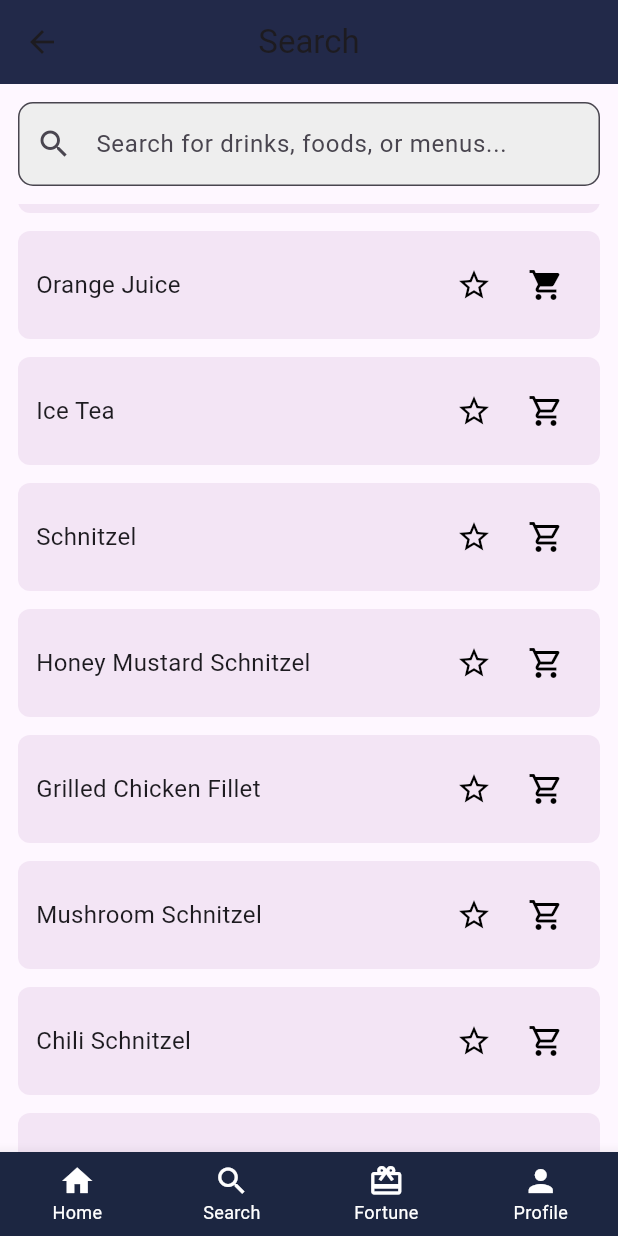
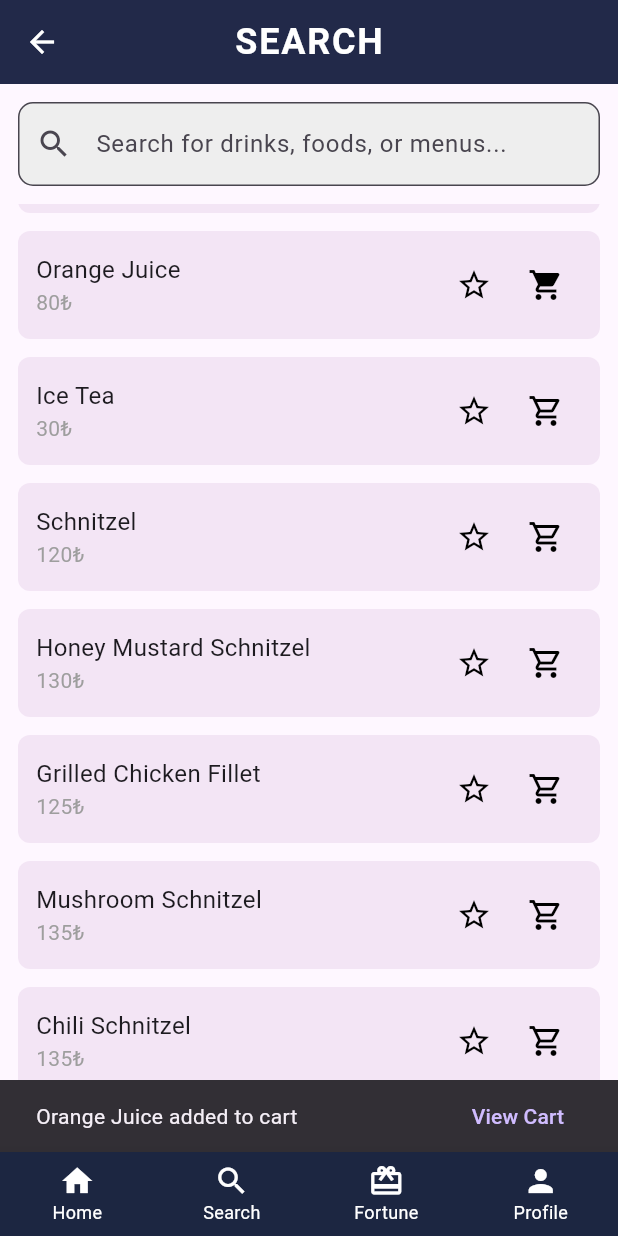
Before and after one commit to umutcanc7/CS310Project, a Flutter app: the HomeScreen screen opened by its route, item 2 of the bottom bar chosen, scrolled down 576 dp, after a tap on the "shopping cart" icon, on a phone screen of 412 x 824 dp. Run offline on Flutter 3.47's test engine with Material 3 defaults, Android fonts, the phone set to English and light mode, and no system bars; our stand-ins replace email_validator.

Commit message:
UI updates and some functional repairs

```diff
--- /dev/null
+++ b/lib/app_styles.dart
@@ -0,0 +1,36 @@
+import 'package:flutter/material.dart';
+
+class AppStyles {
+  static const Color primaryColor = Color(0xFF1C2641);
+
+  static AppBar buildAppBar({
+    required String title,
+    required BuildContext context,
+    bool showBackButton = true,
+  }) {
+    return AppBar(
+      backgroundColor: primaryColor,
+      elevation: 5,
+      centerTitle: true,
+      leading: showBackButton
+          ? IconButton(
+              icon: const Icon(
+                Icons.arrow_back,
+                color: Colors.white,
+                size: 24,
+              ),
+              onPressed: () => Navigator.pop(context),
+            )
+          : null,
+      title: Text(
+        title.toUpperCase(),
+        style: const TextStyle(
+          color: Colors.white,
+          fontSize: 24,
+          fontWeight: FontWeight.bold,
+          letterSpacing: 1.2,
+        ),
+      ),
+    );
+  }
+}
--- a/lib/main.dart
+++ b/lib/main.dart
@@ -4,6 +4,7 @@ import 'package:email_validator/email_validator.dart';
 import 'package:flutter/services.dart';
 import 'dart:io' show Platform;
 import 'package:flutter/cupertino.dart';
+import 'app_styles.dart';
 
 // Cart Service to manage cart state
 class CartService {
@@ -40,7 +41,7 @@ void main (){
   runApp(MaterialApp(
     debugShowCheckedModeBanner: false,
     title: "Project phase 2",
-    initialRoute: "/Profile",
+    initialRoute: "/Login",
     routes:{
       "/Login":(context) => LoginScreen(), //1
       "/Register" :(context)=>RegisterScreen(), //2
@@ -49,7 +50,7 @@ void main (){
 
       "/Fortune" :(context)=> FortuneScreen(), //4
       "/Profile":(context)=> ProfileScreen(), //5
-      "/Search" :(context)=>SearchScreen(), //6
+      "/Search" :(context) =>SearchScreen(), //6
 
 
       "/Restaurant":(context) => RestaurantScreen() , // 7
@@ -69,10 +70,17 @@ class HomeScreen extends StatelessWidget {
   Widget build(BuildContext context) {
     return Scaffold(
       backgroundColor: Colors.white,
-      body: Column(
+      appBar: AppBar(
+        backgroundColor: const Color(0xFF1C2641),
+        elevation: 0,
+        toolbarHeight: 0,
+      ),
+      body: SafeArea(
+        child: Column(
           children: [
             Container(
-            padding: const EdgeInsets.all(20),
+              width: double.infinity,
+              padding: const EdgeInsets.all(24),
               decoration: const BoxDecoration(
                 color: Color(0xFF1C2641),
                 borderRadius: BorderRadius.only(
@@ -82,46 +90,78 @@ class HomeScreen extends StatelessWidget {
               ),
               child: Row(
                 children: [
-                Image.asset(
-                  'assets/sepet.jpg', // Logoyu buraya koymalısın
-                  width: 100,
-                ),
-                const SizedBox(width: 10),
-                Column(
+                  ClipRRect(
+                    borderRadius: BorderRadius.circular(15),
+                    child: Image.asset(
+                      'assets/sepet.jpg',
+                      width: 80,
+                      height: 80,
+                      fit: BoxFit.cover,
+                    ),
+                  ),
+                  const SizedBox(width: 16),
+                  const Column(
                     crossAxisAlignment: CrossAxisAlignment.start,
-                  children: const [
+                    children: [
                       Text(
                         'SABANCI SEPETİ',
                         style: TextStyle(
                           color: Colors.white,
-                        fontSize: 20,
+                          fontSize: 24,
                           fontWeight: FontWeight.bold,
-                      ),
-                    ),
+                          letterSpacing: 1,
+                        ),
+                      ),
+                      SizedBox(height: 4),
                       Text(
                         'Order. Eat. Repeat!',
                         style: TextStyle(
                           color: Colors.white,
-                        fontSize: 12,
-                      ),
-                    ),
-                  ],
-                ),
-              ],
-            ),
-          ),
-          const SizedBox(height: 30),
+                          fontSize: 16,
+                        ),
+                      ),
+                    ],
+                  ),
+                ],
+              ),
+            ),
+            Expanded(
+              child: Padding(
+                padding: const EdgeInsets.all(16.0),
+                child: Column(
+                  mainAxisAlignment: MainAxisAlignment.center,
+                  children: [
                     buildNavigationButton(context, 'RESTAURANTS', '/Restaurant'),
                     buildNavigationButton(context, 'FAVOURITES', '/Favourites'),
                     buildNavigationButton(context, 'ORDER STATUS', '/OrderStatus'),
                   ],
                 ),
+              ),
+            ),
+          ],
+        ),
+      ),
+      floatingActionButton: Container(
+        margin: const EdgeInsets.only(bottom: 16.0), // Navigation bar'dan uzaklık
+        child: FloatingActionButton(
+          onPressed: () => Navigator.pushNamed(context, '/Sepet'),
+          backgroundColor: const Color(0xFF1C2641),
+          shape: RoundedRectangleBorder(
+            borderRadius: BorderRadius.circular(15),
+            side: const BorderSide(color: Colors.white, width: 2),
+          ),
+          child: const Icon(
+            Icons.shopping_cart,
+            color: Colors.white,
+            size: 28,
+          ),
+        ),
+      ),
       bottomNavigationBar: CustomNavBar(
-        currentIndexx: 3,
+        currentIndexx: 0,
         onTap: (index) {
           switch (index) {
             case 0:
-
               break;
             case 1:
               Navigator.pushNamed(context, "/Search");
@@ -140,7 +180,7 @@ class HomeScreen extends StatelessWidget {
 
   Widget buildNavigationButton(BuildContext context, String label, String routeName) {
     return Padding(
-      padding: const EdgeInsets.symmetric(horizontal: 20, vertical: 10),
+      padding: const EdgeInsets.symmetric(vertical: 10),
       child: ElevatedButton(
         onPressed: () {
           Navigator.pushNamed(context, routeName);
@@ -192,11 +232,10 @@ class _ProfileScreen extends State<ProfileScreen> {
   Widget build(BuildContext context) {
     return Scaffold(
       resizeToAvoidBottomInset: true,
-      appBar: AppBar(
-        title: const Text("PROFILE", style: TextStyle(letterSpacing: 2.0, fontSize: 30, fontWeight: FontWeight.bold, color: Colors.white)),
-        centerTitle: false,
-        elevation: 20,
-        backgroundColor: const Color.fromARGB(255, 37, 57, 170),
+      appBar: AppStyles.buildAppBar(
+        title: "PROFILE",
+        context: context,
+        showBackButton: true,
       ),
       body: SingleChildScrollView(
         padding: const EdgeInsets.all(30),
@@ -870,19 +909,9 @@ class _FortuneScreen extends State<FortuneScreen> {
   @override
   Widget build(BuildContext context) {
     return Scaffold(
-      appBar: AppBar(
-        title: const Text(
-          "Fortune",
-          style: TextStyle(
-            fontWeight: FontWeight.bold,
-            letterSpacing: 1.2,
-            fontSize: 24,
-            color: Colors.white,
-          ),
-        ),
-        centerTitle: true,
-        backgroundColor: Colors.deepPurple,
-        elevation: 5,
+      appBar: AppStyles.buildAppBar(
+        title: "Fortune",
+        context: context,
       ),
       body: SingleChildScrollView(
         child: Column(
@@ -1030,10 +1059,10 @@ class _SearchScreenState extends State<SearchScreen> {
   @override
   Widget build(BuildContext context) {
     return Scaffold(
-      appBar: AppBar(
-        title: const Text("Search"),
-        backgroundColor: const Color(0xFF1C2641),
-        centerTitle: true,
+      appBar: AppStyles.buildAppBar(
+        title: "Search",
+        context: context,
+        showBackButton: true,
       ),
       body: Column(
         children: [
@@ -1057,7 +1086,7 @@ class _SearchScreenState extends State<SearchScreen> {
               itemBuilder: (context, index) {
                 final item = results[index];
                 final bool isFavorite = item["isFavorite"] ?? false;
-                final bool inCart = item["inCart"] ?? false;
+                final bool inCart = CartService().cartItems.any((cartItem) => cartItem["name"] == item["name"]);
 
                 return Container(
                   margin: const EdgeInsets.symmetric(horizontal: 12, vertical: 6),
@@ -1070,7 +1099,13 @@ class _SearchScreenState extends State<SearchScreen> {
                     children: [
                       Expanded(
                         flex: 3,
-                        child: Text(item["name"], style: const TextStyle(fontSize: 16)),
+                        child: Column(
+                          crossAxisAlignment: CrossAxisAlignment.start,
+                          children: [
+                            Text(item["name"], style: const TextStyle(fontSize: 16)),
+                            Text("${item["price"]}₺", style: const TextStyle(fontSize: 14, color: Colors.grey)),
+                          ],
+                        ),
                       ),
                       IconButton(
                         icon: Icon(
@@ -1090,7 +1125,23 @@ class _SearchScreenState extends State<SearchScreen> {
                         ),
                         onPressed: () {
                           setState(() {
-                            item["inCart"] = !inCart;
+                            if (inCart) {
+                              CartService().removeFromCart(item["name"]);
+                            } else {
+                              CartService().addToCart(item);
+                              ScaffoldMessenger.of(context).showSnackBar(
+                                SnackBar(
+                                  content: Text("${item["name"]} added to cart"),
+                                  duration: const Duration(seconds: 2),
+                                  action: SnackBarAction(
+                                    label: 'View Cart',
+                                    onPressed: () {
+                                      Navigator.pushNamed(context, '/Sepet');
+                                    },
+                                  ),
+                                ),
+                              );
+                            }
                           });
                         },
                       ),
@@ -1132,20 +1183,9 @@ class RestaurantScreen extends StatelessWidget {
   @override
   Widget build(BuildContext context) {
     return Scaffold(
-      appBar: AppBar(
-        backgroundColor: const Color(0xFF1C2641),
-        leading: IconButton(
-          icon: const Icon(Icons.arrow_back, color: Colors.white),
-          onPressed: () => Navigator.pop(context),
-        ),
-        title: const Text(
-          'Restaurants',
-          style: TextStyle(
-            fontWeight: FontWeight.bold,
-            color: Colors.white,
-          ),
-        ),
-        centerTitle: true,
+      appBar: AppStyles.buildAppBar(
+        title: "Restaurants",
+        context: context,
       ),
       body: Padding(
         padding: const EdgeInsets.all(16.0),
@@ -1157,11 +1197,11 @@ class RestaurantScreen extends StatelessWidget {
             buildRestaurantCard(
               context,
               'assets/kucukev.jpg',
-              '/Menu', // yönlendirilecek route
+              '/Menu',
             ),
             buildRestaurantCard(
               context,
-              'assets/pizzabulls.jpg',
+              'https://scontent.fsaw1-14.fna.fbcdn.net/v/t39.30808-6/348269659_1862302194151632_6051998388861171833_n.png?_nc_cat=109&ccb=1-7&_nc_sid=6ee11a&_nc_ohc=A1AXjzfWY9EQ7kNvwF1nfA8&_nc_oc=Adna80dRsrq-fTyGhgVU58jFEaZXMDRE5iHTeVfBIUlJEN41DsQllmuqLbavLuCckq4&_nc_zt=23&_nc_ht=scontent.fsaw1-14.fna&_nc_gid=QegW7_dRgahPIqHu9A7-RQ&oh=00_AfFhkuozUvUxBvBty3wpcR9sFQShgAoP-O-DwWnU6wAJ3w&oe=6809CB65',
               '/Menu',
             ),
             buildRestaurantCard(
@@ -1204,7 +1244,14 @@ class RestaurantScreen extends StatelessWidget {
       ),
       child: ClipRRect(
         borderRadius: BorderRadius.circular(16),
-        child: Image.asset(
+        child: imagePath.startsWith('http')
+            ? Image.network(
+                imagePath,
+                fit: BoxFit.cover,
+                height: double.infinity,
+                width: double.infinity,
+              )
+            : Image.asset(
                 imagePath,
                 fit: BoxFit.cover,
                 height: double.infinity,
@@ -1265,17 +1312,9 @@ class _MenuScreenState extends State<MenuScreen> {
     return SafeArea(
       child: Scaffold(
         backgroundColor: Colors.white,
-        appBar: AppBar(
-          title: const Text(
-            "Menu",
-            style: TextStyle(fontWeight: FontWeight.bold, fontSize: 20, color: Colors.white),
-          ),
-          leading: IconButton(
-            icon: const Icon(Icons.arrow_back, color: Colors.white),
-            onPressed: () => Navigator.pop(context),
-          ),
-          centerTitle: true,
-          backgroundColor: const Color(0xFF1C2641),
+        appBar: AppStyles.buildAppBar(
+          title: "Menu",
+          context: context,
         ),
         body: Column(
           children: [
@@ -1458,20 +1497,9 @@ class _SepetScreenState extends State<SepetScreen> {
   @override
   Widget build(BuildContext context) {
     return Scaffold(
-      appBar: AppBar(
-        backgroundColor: const Color(0xFF1C2641),
-        leading: IconButton(
-          icon: const Icon(Icons.arrow_back, color: Colors.white),
-          onPressed: () => Navigator.pop(context),
-        ),
-        title: const Text(
-          'Your Cart',
-          style: TextStyle(
-            color: Colors.white,
-            fontWeight: FontWeight.bold,
-          ),
-        ),
-        centerTitle: true,
+      appBar: AppStyles.buildAppBar(
+        title: "Your Cart",
+        context: context,
       ),
       body: Column(
         children: [
@@ -1684,20 +1712,9 @@ class _DeliveryInfoScreen extends State<DeliveryInfoScreen> {
   @override
   Widget build(BuildContext context) {
     return Scaffold(
-      appBar: AppBar(
-        backgroundColor: const Color(0xFF1C2641),
-        leading: IconButton(
-          icon: const Icon(Icons.arrow_back, color: Colors.white),
-          onPressed: () => Navigator.pop(context),
-        ),
-        title: const Text(
-          'Delivery Information',
-          style: TextStyle(
-            color: Colors.white,
-            fontWeight: FontWeight.bold,
-          ),
-        ),
-        centerTitle: true,
+      appBar: AppStyles.buildAppBar(
+        title: "Delivery Information",
+        context: context,
       ),
       body: Padding(
         padding: const EdgeInsets.all(16.0),
@@ -1856,20 +1873,9 @@ class _OrderStatusScreen extends State<OrderStatusScreen> {
   @override
   Widget build(BuildContext context) {
     return Scaffold(
-      appBar: AppBar(
-        backgroundColor: const Color(0xFF1C2641),
-        leading: IconButton(
-          icon: const Icon(Icons.arrow_back, color: Colors.white),
-          onPressed: () => Navigator.pop(context),
-        ),
-        title: const Text(
-          'ORDER STATUS',
-          style: TextStyle(
-            color: Colors.white,
-            fontWeight: FontWeight.bold,
-          ),
-        ),
-        centerTitle: true,
+      appBar: AppStyles.buildAppBar(
+        title: "ORDER STATUS",
+        context: context,
       ),
       body: SingleChildScrollView(
         child: Column(
@@ -2097,20 +2103,9 @@ class _ReviewScreen extends State<ReviewScreen> {
   @override
   Widget build(BuildContext context) {
     return Scaffold(
-      appBar: AppBar(
-        backgroundColor: const Color(0xFF1C2641),
-        leading: IconButton(
-          icon: const Icon(Icons.arrow_back, color: Colors.white),
-          onPressed: () => Navigator.pop(context),
-        ),
-        title: const Text(
-          'REVIEW YOUR DELIVERY',
-          style: TextStyle(
-            color: Colors.white,
-            fontWeight: FontWeight.bold,
-          ),
-        ),
-        centerTitle: true,
+      appBar: AppStyles.buildAppBar(
+        title: "REVIEW YOUR DELIVERY",
+        context: context,
       ),
       body: SingleChildScrollView(
         padding: const EdgeInsets.all(16),
```
Lines whose indentation alone changed are shown as unchanged.
